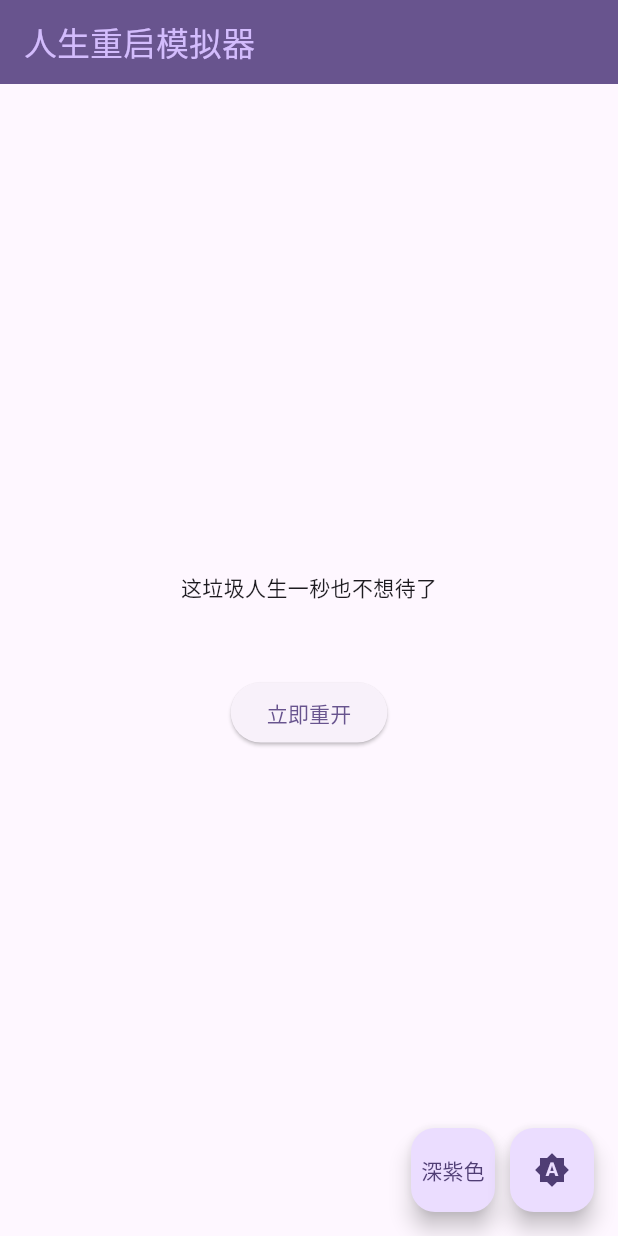
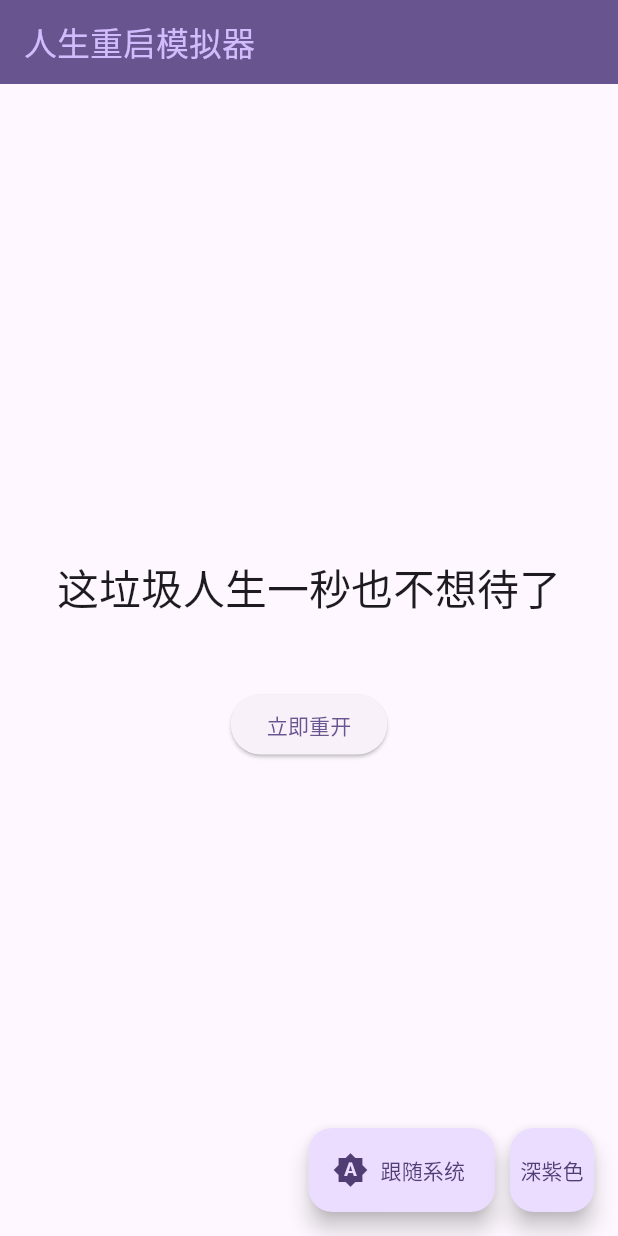
Before and after one commit to immafrady/life_restart_flutter, a Flutter app: the screen it shows after launch, on a phone screen of 412 x 824 dp. Run offline on Flutter 3.47's test engine with Material 3 defaults, Android fonts, the phone set to English and light mode, and no system bars.

Commit message:
perf: modify home_screen FAB style

```diff
--- a/lib/screens/home_screen.dart
+++ b/lib/screens/home_screen.dart
@@ -18,7 +18,9 @@ class HomeScreen extends StatelessWidget {
           child: Column(
             mainAxisAlignment: MainAxisAlignment.center,
             children: [
-              const Text('这垃圾人生一秒也不想待了'),
+              Text('这垃圾人生一秒也不想待了',
+                style: Theme.of(context).textTheme.headlineMedium,
+              ),
               const SizedBox(height: 50),
               ElevatedButton(
                 onPressed: () {
@@ -35,20 +37,22 @@ class HomeScreen extends StatelessWidget {
           return Row(
             mainAxisAlignment: MainAxisAlignment.end,
             children: [
+              FloatingActionButton.extended(
+                onPressed: () {
+                  themeStore.toggleDarkMode();
+                },
+                tooltip: '切换主题',
+                icon: Icon(themeStore.currentMode.icon),
+                label: Text(themeStore.currentMode.label),
+
+              ),
+              const SizedBox(width: 10),
               FloatingActionButton(
                 onPressed: () {
                   themeStore.toggleColor();
                 },
                 tooltip: '切换颜色',
                 child: Text(themeStore.currentColor.label),
-              ),
-              const SizedBox(width: 10),
-              FloatingActionButton(
-                onPressed: () {
-                  themeStore.toggleDarkMode();
-                },
-                tooltip: themeStore.currentMode.label,
-                child: Icon(themeStore.currentMode.icon),
               ),
             ],
           );
--- a/lib/stores/theme.dart
+++ b/lib/stores/theme.dart
@@ -1,31 +1,4 @@
 import 'package:flutter/material.dart';
-
-enum ColorLabel {
-  deepPurple(label: '深紫色', color: Colors.deepPurple),
-  blue(label: '蓝色', color: Colors.blue),
-  red(label: '红色', color: Colors.red),
-  green(label: '绿色', color: Colors.green),
-  grey(label: '灰色', color: Colors.grey),
-  amber(label: '琥珀色', color: Colors.amber),
-  ;
-
-  final String label;
-  final Color color;
-  const ColorLabel({ required this.label, required this.color });
-}
-final List<ColorLabel> colorLabelList = ColorLabel.values.toList();
-
-enum ThemeModeLabel {
-  system(label: '跟随系统', mode: ThemeMode.system, icon: Icons.brightness_auto_sharp),
-  light(label: '明亮模式', mode: ThemeMode.light, icon: Icons.brightness_7_sharp ),
-  dark(label: '黑暗模式', mode: ThemeMode.dark, icon: Icons.brightness_2_sharp);
-
-  final String label;
-  final ThemeMode mode;
-  final IconData icon;
-  const ThemeModeLabel({ required this.label, required this.mode, required this.icon });
-}
-final List<ThemeModeLabel> themeModelLabelList = ThemeModeLabel.values.toList();
 
 class ThemeStore extends ChangeNotifier {
 
@@ -56,3 +29,30 @@ class ThemeStore extends ChangeNotifier {
     notifyListeners();
   }
 }
+
+enum ColorLabel {
+  deepPurple(label: '深紫色', color: Colors.deepPurple),
+  blue(label: '蓝色', color: Colors.blue),
+  red(label: '红色', color: Colors.red),
+  green(label: '绿色', color: Colors.green),
+  grey(label: '灰色', color: Colors.grey),
+  amber(label: '琥珀色', color: Colors.amber),
+  ;
+
+  final String label;
+  final Color color;
+  const ColorLabel({ required this.label, required this.color });
+}
+final List<ColorLabel> colorLabelList = ColorLabel.values.toList();
+
+enum ThemeModeLabel {
+  system(label: '跟随系统', mode: ThemeMode.system, icon: Icons.brightness_auto_sharp),
+  light(label: '明亮模式', mode: ThemeMode.light, icon: Icons.brightness_7_sharp ),
+  dark(label: '黑暗模式', mode: ThemeMode.dark, icon: Icons.brightness_2_sharp);
+
+  final String label;
+  final ThemeMode mode;
+  final IconData icon;
+  const ThemeModeLabel({ required this.label, required this.mode, required this.icon });
+}
+final List<ThemeModeLabel> themeModelLabelList = ThemeModeLabel.values.toList();
```
